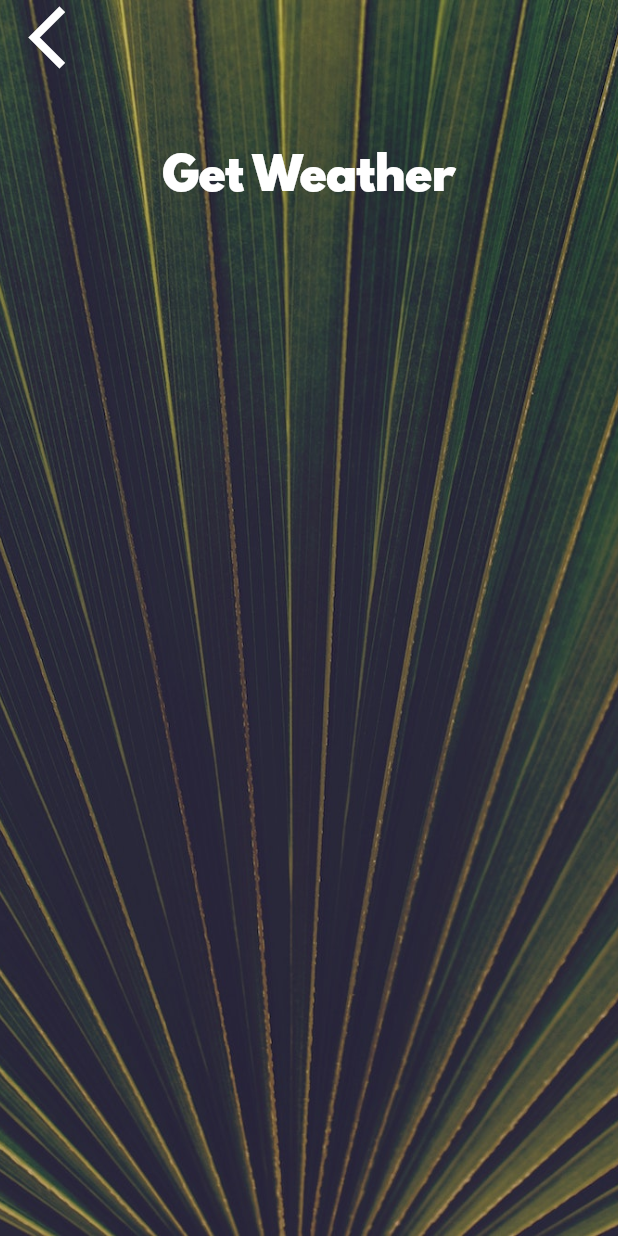
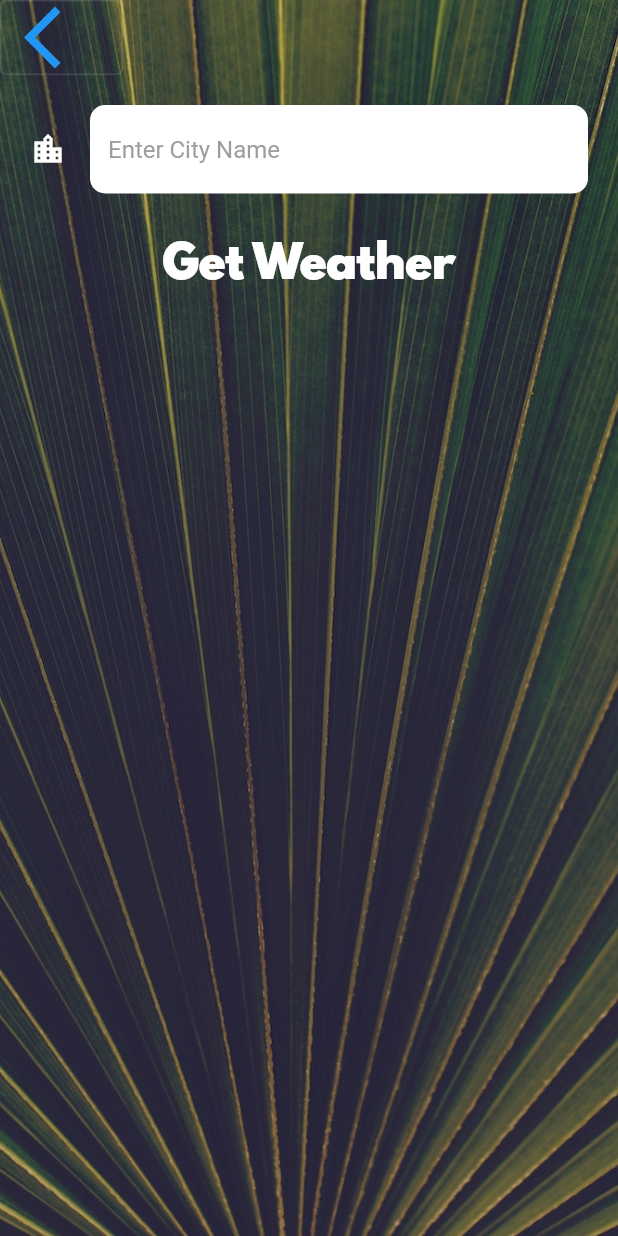
Before and after one commit to hasanuzzaman-dev/flutter_clima, a Flutter app: the CityScreen screen opened directly, on a phone screen of 412 x 824 dp. Run offline on Flutter 3.47's test engine with Material 2 defaults, Android fonts, the phone set to English and light mode, and no system bars; our stand-ins replace flutter_spinkit, geolocator; network calls fail.

Commit message:
TextField widget done

```diff
--- a/lib/screens/city_screen.dart
+++ b/lib/screens/city_screen.dart
@@ -24,7 +24,7 @@ class _CityScreenState extends State<CityScreen> {
             children: <Widget>[
               Align(
                 alignment: Alignment.topLeft,
-                child: FlatButton(
+                child: OutlinedButton(
                   onPressed: () {},
                   child: Icon(
                     Icons.arrow_back_ios,
@@ -34,7 +34,16 @@ class _CityScreenState extends State<CityScreen> {
               ),
               Container(
                 padding: EdgeInsets.all(20.0),
-                child: null,
+                child: TextField(
+                  style: TextStyle(
+                    color: Colors.black,
+                  ),
+                  decoration: kTextFiledInputDecoration,
+                  onChanged: (value){
+                    print(value);
+                  },
+                  textCapitalization: TextCapitalization.sentences,
+                ),
               ),
               FlatButton(
                 onPressed: () {},
--- a/lib/utilities/constants.dart
+++ b/lib/utilities/constants.dart
@@ -18,3 +18,20 @@ const kButtonTextStyle = TextStyle(
 const kConditionTextStyle = TextStyle(
   fontSize: 100.0,
 );
+
+const kTextFiledInputDecoration = InputDecoration(
+  filled: true,
+  fillColor: Colors.white,
+  icon: Icon(
+    Icons.location_city,
+    color: Colors.white,
+  ),
+  hintText: 'Enter City Name',
+  hintStyle: TextStyle(
+    color: Colors.grey,
+  ),
+  border: OutlineInputBorder(
+    borderRadius: BorderRadius.all(Radius.circular(10)),
+    borderSide: BorderSide.none,
+  ),
+);
```
Also changed, not shown: lib/screens/location_screen.dart (+11 -1 lines).
